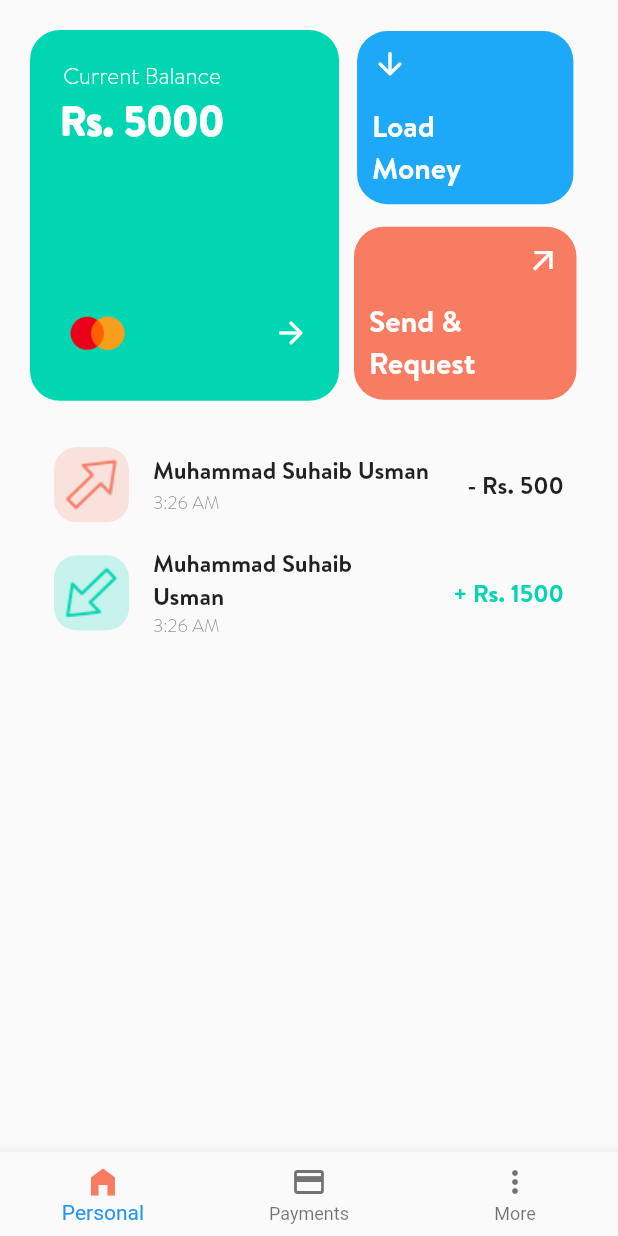
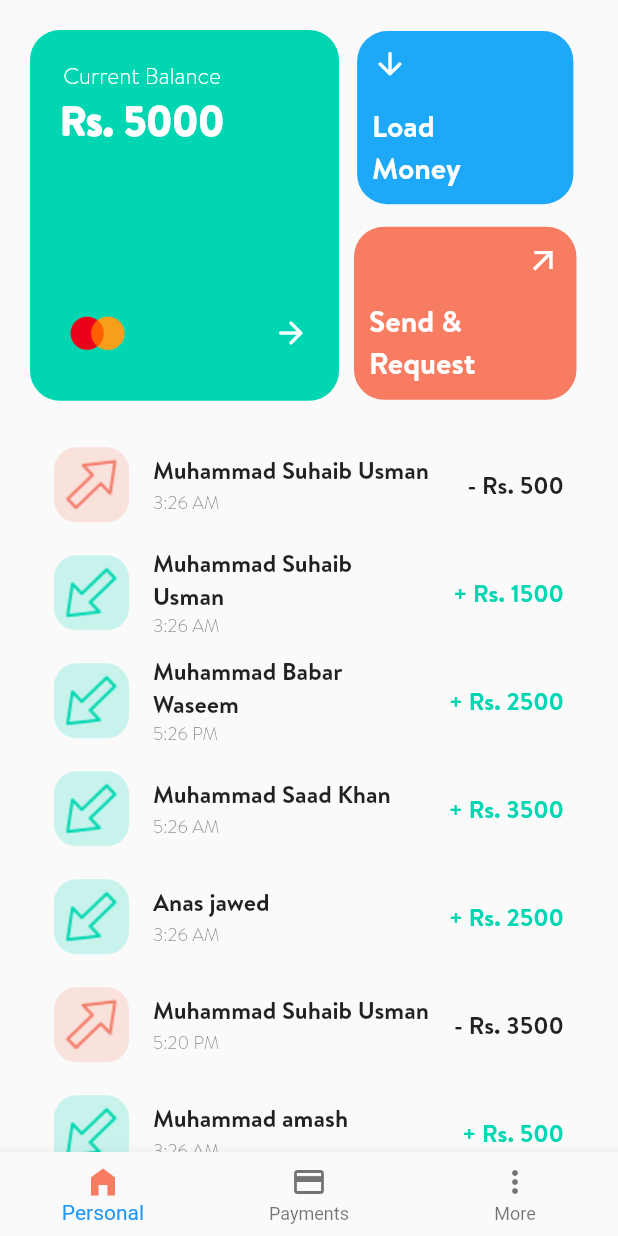
Before and after one commit to Suhaibusman/Sadapay-Clone, a Flutter app: the screen it shows after launch, on a phone screen of 412 x 824 dp. Run offline on Flutter 3.47's test engine with Material 2 defaults, Android fonts, the phone set to English and light mode, and no system bars.

Commit message:
sadapay clone

```diff
--- a/lib/data/transaction_record.dart
+++ b/lib/data/transaction_record.dart
@@ -30,51 +30,19 @@ TransactionPart({
 
 static List<TransactionPart> transaction=[
  TransactionPart(transactiondate: "21 September 2023", senderbankname: "Sadapay", sendername: "Muhammad Suhaib Usman", amount: 500, recievername: "Muhammad Suhaib Usman", transactiontime: "3:26 AM", recieverbankname: "NayaPay", sendernumber: "3112136120", recievernumber: "3112136120", refrencenumber: 920065, servicecharges: 0, isRecieved: false , isSent: true),
-TransactionPart(transactiondate: "21 September 2023", senderbankname: "EasyPaisa", sendername: "Muhammad Suhaib Usman", amount: 1500, recievername: "Muhammad Suhaib Usman", transactiontime: "3:26 AM", recieverbankname: "NayaPay", sendernumber: "3112136120", recievernumber: "3112136120", refrencenumber: 920065, servicecharges: 0, isRecieved: true , isSent: false)
+TransactionPart(transactiondate: "21 September 2023", senderbankname: "EasyPaisa", sendername: "Muhammad Suhaib Usman", amount: 1500, recievername: "Muhammad Suhaib Usman", transactiontime: "3:26 AM", recieverbankname: "NayaPay", sendernumber: "3112136120", recievernumber: "3112136120", refrencenumber: 920065, servicecharges: 0, isRecieved: true , isSent: false),
+TransactionPart(transactiondate: "21 September 2023", senderbankname: "Sadapay", sendername: "Muhammad Babar Waseem", amount: 2500, recievername: "Muhammad Suhaib Usman", transactiontime: "5:26 PM", recieverbankname: "SadaPay", sendernumber: "3313262895", recievernumber: "3112136120", refrencenumber: 920065, servicecharges: 0, isRecieved: true , isSent: false),
+TransactionPart(transactiondate: "15 August 2023", senderbankname: "EasyPaisa", sendername: "Muhammad Saad Khan", amount: 3500, recievername: "Muhammad Suhaib Usman", transactiontime: "5:26 AM", recieverbankname: "Sadapay", sendernumber: "3112136120", recievernumber: "3112136120", refrencenumber: 920065, servicecharges: 0, isRecieved: true , isSent: false),
+TransactionPart(transactiondate: "15 September 2023", senderbankname: "JazzCash", sendername: "Anas jawed", amount: 2500, recievername: "Muhammad Suhaib Usman", transactiontime: "3:26 AM", recieverbankname: "SadaPay", sendernumber: "3112136120", recievernumber: "3112136120", refrencenumber: 920065, servicecharges: 0, isRecieved: true , isSent: false),
+ TransactionPart(transactiondate: "20 September 2023", senderbankname: "Sadapay", sendername: "Muhammad Saad Khan", amount: 3500, recievername: "Muhammad Suhaib Usman", transactiontime: "5:20 PM", recieverbankname: "NayaPay", sendernumber: "3112136120", recievernumber: "3112136120", refrencenumber: 920065, servicecharges: 0, isRecieved: false , isSent: true),
+TransactionPart(transactiondate: "18 September 2023", senderbankname: "Sadapay", sendername: "Muhammad amash", amount: 500, recievername: "Muhammad Suhaib Usman", transactiontime: "3:26 AM", recieverbankname: "NayaPay", sendernumber: "3112136120", recievernumber: "3112136120", refrencenumber: 920065, servicecharges: 0, isRecieved: true , isSent: false),
+TransactionPart(transactiondate: "16 September 2023", senderbankname: "Sadapay", sendername: "Muhammad Suhaib Usman", amount: 1500, recievername: "Muhammad Suhaib Usman", transactiontime: "3:28 AM", recieverbankname: "NayaPay", sendernumber: "3112136120", recievernumber: "3112136120", refrencenumber: 920065, servicecharges: 0, isRecieved: false , isSent: true),
 ];
 
 static List<TransactionPart> getTransactionPart(){
-
-  // transaction.add(
-
-
-  // );
-  // transaction.add(
-
-  //
-  // );
-  //    transaction.add(
-
-  //   TransactionPart(transactiondate: "21 September 2023", senderbankname: "Sadapay", sendername: "Muhammad Babar Waseem", amount: 2500, recievername: "Muhammad Suhaib Usman", transactiontime: "5:26 PM", recieverbankname: "SadaPay", sendernumber: "3313262895", recievernumber: "3112136120", refrencenumber: 920065, servicecharges: 0, isRecieved: true , isSent: false)
-  // );
-  // transaction.add(
-
-  //   TransactionPart(transactiondate: "20 September 2023", senderbankname: "Sadapay", sendername: "Muhammad Saad Khan", amount: 3500, recievername: "Muhammad Suhaib Usman", transactiontime: "5:20 PM", recieverbankname: "NayaPay", sendernumber: "3112136120", recievernumber: "3112136120", refrencenumber: 920065, servicecharges: 0, isRecieved: false , isSent: true)
-  // );
-  //   transaction.add(
-
-  //   TransactionPart(transactiondate: "18 September 2023", senderbankname: "Sadapay", sendername: "Muhammad amash", amount: 500, recievername: "Muhammad Suhaib Usman", transactiontime: "3:26 AM", recieverbankname: "NayaPay", sendernumber: "3112136120", recievernumber: "3112136120", refrencenumber: 920065, servicecharges: 0, isRecieved: true , isSent: false)
-  // );
-  // transaction.add(
-
-  //   TransactionPart(transactiondate: "16 September 2023", senderbankname: "Sadapay", sendername: "Muhammad Suhaib Usman", amount: 1500, recievername: "Muhammad Suhaib Usman", transactiontime: "3:28 AM", recieverbankname: "NayaPay", sendernumber: "3112136120", recievernumber: "3112136120", refrencenumber: 920065, servicecharges: 0, isRecieved: false , isSent: true)
-  // );
-  //    transaction.add(
-
-  //   TransactionPart(transactiondate: "15 September 2023", senderbankname: "JazzCash", sendername: "Anas jawed", amount: 2500, recievername: "Muhammad Suhaib Usman", transactiontime: "3:26 AM", recieverbankname: "SadaPay", sendernumber: "3112136120", recievernumber: "3112136120", refrencenumber: 920065, servicecharges: 0, isRecieved: true , isSent: false)
-  // );
-  // transaction.add(
-
-  //   TransactionPart(transactiondate: "15 August 2023", senderbankname: "EasyPaisa", sendername: "Muhammad Saad Khan", amount: 3500, recievername: "Muhammad Suhaib Usman", transactiontime: "5:26 AM", recieverbankname: "Sadapay", sendernumber: "3112136120", recievernumber: "3112136120", refrencenumber: 920065, servicecharges: 0, isRecieved: true , isSent: false)
-  // );
  return transaction;
 }
 
-// static List addTransaction(var trDate, sndbankname, sndname, amnt, rcevername , trtime, rcvrbankname,sndnumber, reciever, refNumb, charges, recieveHogya , sentHogya){
 
-//   transaction.add();
-
-//   return transaction;
-// }
 
 }
--- a/lib/screens/personal/widgets/transactionlistwidget.dart
+++ b/lib/screens/personal/widgets/transactionlistwidget.dart
@@ -21,7 +21,7 @@ class _TransactionListState extends State<TransactionList> {
 
       transaction = TransactionPart.transaction;
       // transaction.reversed;
-      print(transaction.reversed);
+      // print(transaction.reversed);
     });
   }
 
```
